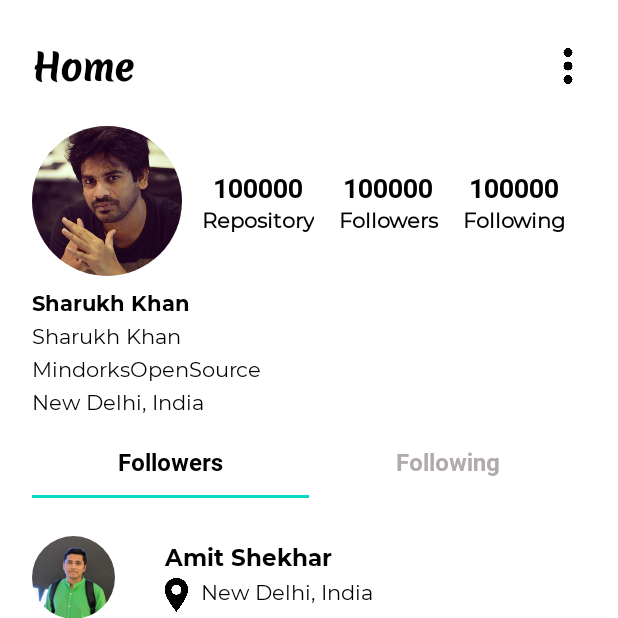
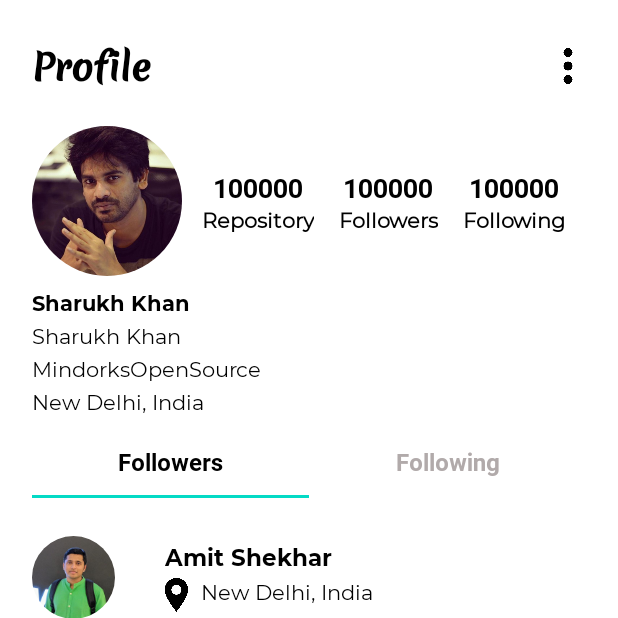
Before and after one commit to setianjay/GithubUser, an Android app: the UserProfileFragment screen opened through its navigation route, on a phone screen of 412 x 824 dp, the top half of it. Run offline under Robolectric (Android 15) with nearby library versions, the phone set to English and light mode, and no system bars; our stand-ins replace CircleImageView, Timber.

Commit message:
Create title set on HomeActivity for current fragment

```diff
--- a/app/src/main/AndroidManifest.xml
+++ b/app/src/main/AndroidManifest.xml
@@ -9,7 +9,9 @@
         android:roundIcon="@mipmap/ic_launcher_round"
         android:supportsRtl="true"
         android:theme="@style/Theme.GithubUser">
-        <activity android:name=".screens.activity.HomeActivity"/>
+        <activity
+            android:name=".screens.activity.HomeActivity"
+            android:screenOrientation="portrait"/>
         <activity android:name=".screens.activity.SplashScreen">
             <intent-filter>
                 <action android:name="android.intent.action.MAIN" />
--- a/app/src/main/java/com/setianjay/githubuser/screens/activity/HomeActivity.kt
+++ b/app/src/main/java/com/setianjay/githubuser/screens/activity/HomeActivity.kt
@@ -41,4 +41,8 @@ class HomeActivity : AppCompatActivity() {
 
         popupMenu.show()
     }
+
+    fun setTitle(title: String){
+        binding.tvPage.text = title
+    }
 }
--- a/app/src/main/java/com/setianjay/githubuser/screens/fragment/UserListFragment.kt
+++ b/app/src/main/java/com/setianjay/githubuser/screens/fragment/UserListFragment.kt
@@ -11,6 +11,7 @@ import com.setianjay.githubuser.R
 import com.setianjay.githubuser.databinding.FragmentUserListBinding
 import com.setianjay.githubuser.model.user.UserManager
 import com.setianjay.githubuser.model.user.UserModel
+import com.setianjay.githubuser.screens.activity.HomeActivity
 import com.setianjay.githubuser.screens.adapter.UserListAdapter
 
 class UserListFragment : Fragment() {
@@ -35,6 +36,7 @@ class UserListFragment : Fragment() {
     override fun onStart() {
         super.onStart()
         showUser(userData)
+        setTitle()
     }
 
     private fun setupRecycleView(){
@@ -58,4 +60,8 @@ class UserListFragment : Fragment() {
     private fun showUser(userData: List<UserModel>) {
         userAdapter.setDataUser(userData)
     }
+
+    private fun setTitle(){
+        (requireActivity() as HomeActivity).setTitle(getString(R.string.home))
+    }
 }
--- a/app/src/main/java/com/setianjay/githubuser/screens/fragment/UserProfileFragment.kt
+++ b/app/src/main/java/com/setianjay/githubuser/screens/fragment/UserProfileFragment.kt
@@ -29,6 +29,11 @@ class UserProfileFragment : Fragment() {
         super.onViewCreated(view, savedInstanceState)
         dataUser()
         setupTabLayout()
+    }
+
+    override fun onStart() {
+        super.onStart()
+        setTitle()
     }
 
     private fun dataUser(){
@@ -64,6 +69,10 @@ class UserProfileFragment : Fragment() {
         }.attach()
     }
 
+    private fun setTitle(){
+        (requireActivity() as HomeActivity).setTitle(getString(R.string.profile))
+    }
+
     companion object{
         const val EXTRA_PROFILE = "extra_profile"
     }
```
